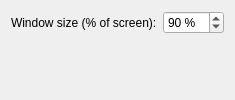
Before: the Qt Designer form maxpadd/contents/ui/config.ui in agarre/maxpadd, drawn with Qt 5.
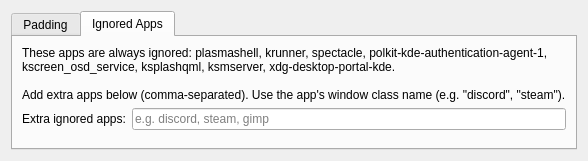
After: the same form once the commit is applied. The open tabs and pages were chosen to show the change.

```diff
--- a/maxpadd/contents/ui/config.ui
+++ b/maxpadd/contents/ui/config.ui
@@ -2,31 +2,115 @@
 <ui version="4.0">
     <class>MaxpaddConfig</class>
     <widget class="QWidget" name="MaxpaddConfig">
-        <layout class="QFormLayout" name="formLayout">
+        <layout class="QVBoxLayout" name="mainLayout">
+            <item>
+                <widget class="QTabWidget" name="tabWidget">
+
+                    <!-- Tab 1: Padding -->
+                    <widget class="QWidget" name="tabPadding">
+                        <attribute name="title">
+                            <string>Padding</string>
+                        </attribute>
+                        <layout class="QVBoxLayout" name="paddingLayout">
+                            <item>
+                                <widget class="QLabel" name="labelDescription">
+                                    <property name="text">
+                                        <string>Gap size in pixels, applied equally on all four sides of the window.</string>
+                                    </property>
+                                    <property name="wordWrap">
+                                        <bool>true</bool>
+                                    </property>
+                                </widget>
+                            </item>
+                            <item>
+                                <layout class="QFormLayout" name="paddingForm">
             <item row="0" column="0">
                 <widget class="QLabel" name="labelGap">
                     <property name="text">
-                        <string>Window size (% of screen):</string>
+                                                <string>Gap size:</string>
                     </property>
                 </widget>
             </item>
             <item row="0" column="1">
-                <widget class="QSpinBox" name="kcfg_gapPercent">
+                                        <widget class="QSpinBox" name="kcfg_gapSize">
                     <property name="toolTip">
                         <string>Window size as percentage of screen area. 100% = no gap, 90% = 5% border on each side.</string>
                     </property>
                     <property name="minimum">
-                        <number>50</number>
+                                                <number>0</number>
                     </property>
                     <property name="maximum">
-                        <number>100</number>
+                                                <number>200</number>
                     </property>
                     <property name="value">
-                        <number>90</number>
+                                                <number>15</number>
                     </property>
                     <property name="suffix">
-                        <string> %</string>
-                    </property>
+                                                <string> px</string>
+                                            </property>
+                                        </widget>
+                                    </item>
+                                </layout>
+                            </item>
+                            <item>
+                                <spacer name="paddingSpacer">
+                                    <property name="orientation">
+                                        <enum>Qt::Vertical</enum>
+                                    </property>
+                                </spacer>
+                            </item>
+                        </layout>
+                    </widget>
+
+                    <!-- Tab 2: Ignored Apps -->
+                    <widget class="QWidget" name="tabIgnored">
+                        <attribute name="title">
+                            <string>Ignored Apps</string>
+                        </attribute>
+                        <layout class="QVBoxLayout" name="ignoredLayout">
+                            <item>
+                                <widget class="QLabel" name="labelIgnoredInfo">
+                                    <property name="text">
+                                        <string>These apps are always ignored: plasmashell, krunner, spectacle, polkit-kde-authentication-agent-1, kscreen_osd_service, ksplashqml, ksmserver, xdg-desktop-portal-kde.
+
+Add extra apps below (comma-separated). Use the app's window class name (e.g. "discord", "steam").</string>
+                                    </property>
+                                    <property name="wordWrap">
+                                        <bool>true</bool>
+                                    </property>
+                                </widget>
+                            </item>
+                            <item>
+                                <layout class="QFormLayout" name="ignoredForm">
+                                    <item row="0" column="0">
+                                        <widget class="QLabel" name="labelIgnoredApps">
+                                            <property name="text">
+                                                <string>Extra ignored apps:</string>
+                                            </property>
+                                        </widget>
+                                    </item>
+                                    <item row="0" column="1">
+                                        <widget class="QLineEdit" name="kcfg_ignoredApps">
+                                            <property name="placeholderText">
+                                                <string>e.g. discord, steam, gimp</string>
+                                            </property>
+                                            <property name="toolTip">
+                                                <string>Comma-separated list of window class names to exclude from padding.</string>
+                                            </property>
+                                        </widget>
+                                    </item>
+                                </layout>
+                            </item>
+                            <item>
+                                <spacer name="ignoredSpacer">
+                                    <property name="orientation">
+                                        <enum>Qt::Vertical</enum>
+                                    </property>
+                                </spacer>
+                            </item>
+                        </layout>
+                    </widget>
+
                 </widget>
             </item>
         </layout>
```
Left out of the diff: 2 changed lines with no effect on the pictures. Lines whose indentation alone changed are shown as unchanged.
